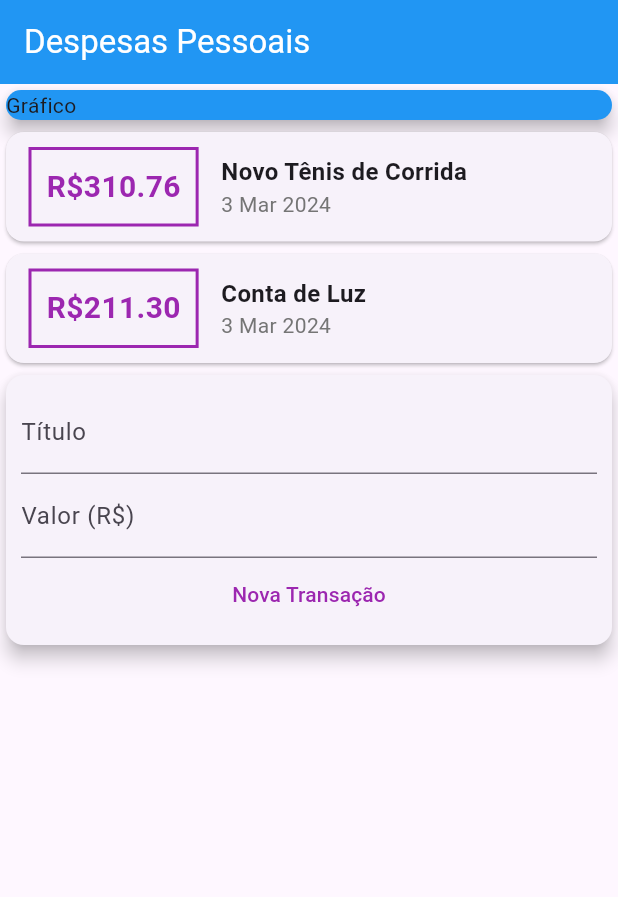
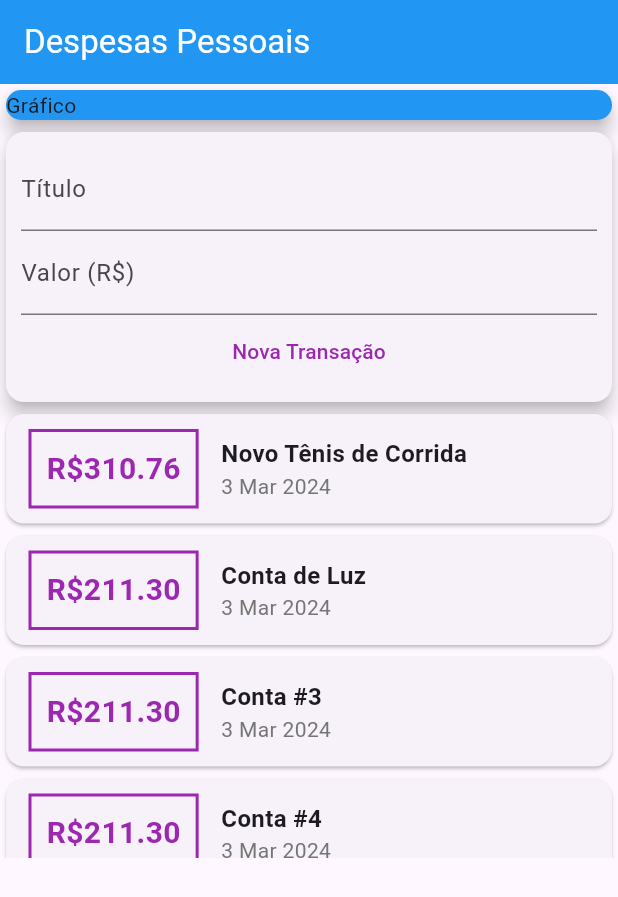
Before and after one commit to GuilhermeSaravy/expenses_flutter, a Flutter app: the screen it shows after launch, after a tap on "Nova Transação", on a phone screen of 412 x 824 dp. Shown: the top 897 px of the screen. Run offline on Flutter 3.47's test engine with Material 3 defaults, Android fonts, the phone set to English and light mode, and no system bars.

Commit message:
Dividindo app em Widgets e implementando nova transacao

```diff
--- /dev/null
+++ b/lib/components/transaction_form.dart
@@ -0,0 +1,40 @@
+import 'package:flutter/material.dart';
+
+class TransactionForm extends StatelessWidget {
+  final titleController = TextEditingController();
+  final valueController = TextEditingController();
+
+  final void Function(String, double) onSubmit;
+
+  TransactionForm(this.onSubmit, {super.key});
+
+  @override
+  Widget build(BuildContext context) {
+    return Card(
+      elevation: 5,
+      child: Padding(
+        padding: const EdgeInsets.all(10),
+        child: Column(
+          children: [
+            TextField(
+              controller: titleController,
+              decoration: const InputDecoration(labelText: 'Título'),
+            ),
+            TextField(
+                controller: valueController,
+                decoration: const InputDecoration(labelText: 'Valor (R\$)')),
+            TextButton(
+              onPressed: () {
+                final title = titleController.text;
+                final value = double.tryParse(valueController.text) ?? 0.0;
+                onSubmit(title, value);
+              },
+              style: TextButton.styleFrom(foregroundColor: Colors.purple),
+              child: const Text('Nova Transação'),
+            )
+          ],
+        ),
+      ),
+    );
+  }
+}
--- /dev/null
+++ b/lib/components/transaction_list.dart
@@ -0,0 +1,49 @@
+import 'package:expenses/models/transaction.dart';
+import 'package:flutter/material.dart';
+import 'package:intl/intl.dart';
+
+class TransactionList extends StatelessWidget {
+  final List<Transaction> transactions;
+
+  const TransactionList(this.transactions, {super.key});
+
+  @override
+  Widget build(BuildContext context) {
+    return Container(
+      height: 300,
+      child: ListView(
+          children: transactions.map((tr) {
+        return Card(
+            child: Row(
+          children: [
+            Container(
+              margin: const EdgeInsets.symmetric(horizontal: 15, vertical: 10),
+              decoration: BoxDecoration(
+                  border: Border.all(color: Colors.purple, width: 2)),
+              padding: const EdgeInsets.all(10),
+              child: Text(
+                'R\$${tr.value.toStringAsFixed(2)}',
+                style: const TextStyle(
+                    fontWeight: FontWeight.bold,
+                    fontSize: 20,
+                    color: Colors.purple),
+              ),
+            ),
+            Column(
+              crossAxisAlignment: CrossAxisAlignment.start,
+              children: [
+                Text(
+                  tr.title,
+                  style:
+                      const TextStyle(fontWeight: FontWeight.bold, fontSize: 16),
+                ),
+                Text(DateFormat('d MMM y').format(tr.date),
+                    style: TextStyle(color: Colors.grey[600]))
+              ],
+            )
+          ],
+        ));
+      }).toList()),
+    );
+  }
+}
--- /dev/null
+++ b/lib/components/transaction_user.dart
@@ -0,0 +1,53 @@
+import 'dart:math';
+
+import 'package:flutter/material.dart';
+
+import '../models/transaction.dart';
+import './transaction_form.dart';
+import './transaction_list.dart';
+
+class TransactionUser extends StatefulWidget {
+  const TransactionUser({super.key});
+
+  @override
+  State<TransactionUser> createState() => _TransactionUserState();
+}
+
+class _TransactionUserState extends State<TransactionUser> {
+  final _transactions = [
+    Transaction(
+        id: 't1',
+        title: 'Novo Tênis de Corrida',
+        value: 310.76,
+        date: DateTime.now()),
+    Transaction(
+        id: 't2', title: 'Conta de Luz', value: 211.30, date: DateTime.now()),
+    Transaction(
+        id: 't3', title: 'Conta #3', value: 211.30, date: DateTime.now()),
+    Transaction(
+        id: 't4', title: 'Conta #4', value: 211.30, date: DateTime.now()),
+  ];
+
+  _addTransaction(String title, double value) {
+    final newTransaction = Transaction(
+      id: Random().nextDouble().toString(),
+      title: title,
+      value: value,
+      date: DateTime.now(),
+    );
+
+    setState(() {
+      _transactions.add(newTransaction);
+    });
+  }
+
+  @override
+  Widget build(BuildContext context) {
+    return Column(
+      children: [
+        TransactionForm(_addTransaction),
+        TransactionList(_transactions),
+      ],
+    );
+  }
+}
--- a/lib/main.dart
+++ b/lib/main.dart
@@ -1,6 +1,5 @@
-import 'package:expenses/models/transaction.dart';
 import 'package:flutter/material.dart';
-import 'package:intl/intl.dart';
+import './components/transaction_user.dart';
 
 main() => runApp(ExpensesApp());
 
@@ -18,24 +17,6 @@ class ExpensesApp extends StatelessWidget {
 class MyHomePage extends StatelessWidget {
   MyHomePage({super.key});
 
-  final titleController = TextEditingController();
-  final valueController = TextEditingController();
-
-  createExpense() {
-    print(titleController.text);
-    print(valueController.text);
-  }
-
-  final _transactions = [
-    Transaction(
-        id: 't1',
-        title: 'Novo Tênis de Corrida',
-        value: 310.76,
-        date: DateTime.now()),
-    Transaction(
-        id: 't2', title: 'Conta de Luz', value: 211.30, date: DateTime.now()),
-  ];
-
   @override
   Widget build(BuildContext context) {
     return Scaffold(
@@ -46,7 +27,8 @@ class MyHomePage extends StatelessWidget {
         ),
         backgroundColor: Colors.blue,
       ),
-      body: Column(crossAxisAlignment: CrossAxisAlignment.stretch, children: [
+      body: SingleChildScrollView(
+        child: Column(crossAxisAlignment: CrossAxisAlignment.stretch, children: [
           Container(
               width: double.infinity,
               child: const Card(
@@ -54,63 +36,9 @@ class MyHomePage extends StatelessWidget {
                 elevation: 5,
                 child: Text('Gráfico'),
               )),
-        Column(
-            children: _transactions.map((tr) {
-          return Card(
-              child: Row(
-            children: [
-              Container(
-                margin:
-                    const EdgeInsets.symmetric(horizontal: 15, vertical: 10),
-                decoration: BoxDecoration(
-                    border: Border.all(color: Colors.purple, width: 2)),
-                padding: const EdgeInsets.all(10),
-                child: Text(
-                  'R\$${tr.value.toStringAsFixed(2)}',
-                  style: const TextStyle(
-                      fontWeight: FontWeight.bold,
-                      fontSize: 20,
-                      color: Colors.purple),
+          TransactionUser(),
+        ]),
       ),
-              ),
-              Column(
-                crossAxisAlignment: CrossAxisAlignment.start,
-                children: [
-                  Text(
-                    tr.title,
-                    style: const TextStyle(
-                        fontWeight: FontWeight.bold, fontSize: 16),
-                  ),
-                  Text(DateFormat('d MMM y').format(tr.date),
-                      style: TextStyle(color: Colors.grey[600]))
-                ],
-              )
-            ],
-          ));
-        }).toList()),
-        Card(
-          elevation: 5,
-          child: Padding(
-            padding: const EdgeInsets.all(10),
-            child: Column(
-              children: [
-                TextField(
-                  controller: titleController,
-                  decoration: const InputDecoration(labelText: 'Título'),
-                ),
-                TextField(
-                    controller: valueController,
-                    decoration: const InputDecoration(labelText: 'Valor (R\$)')),
-                TextButton(
-                  onPressed: createExpense,
-                  style: TextButton.styleFrom(foregroundColor: Colors.purple),
-                  child: const Text('Nova Transação'),
-                )
-              ],
-            ),
-          ),
-        ),
-      ]),
     );
   }
 }
```
Lines whose indentation alone changed are shown as unchanged.
